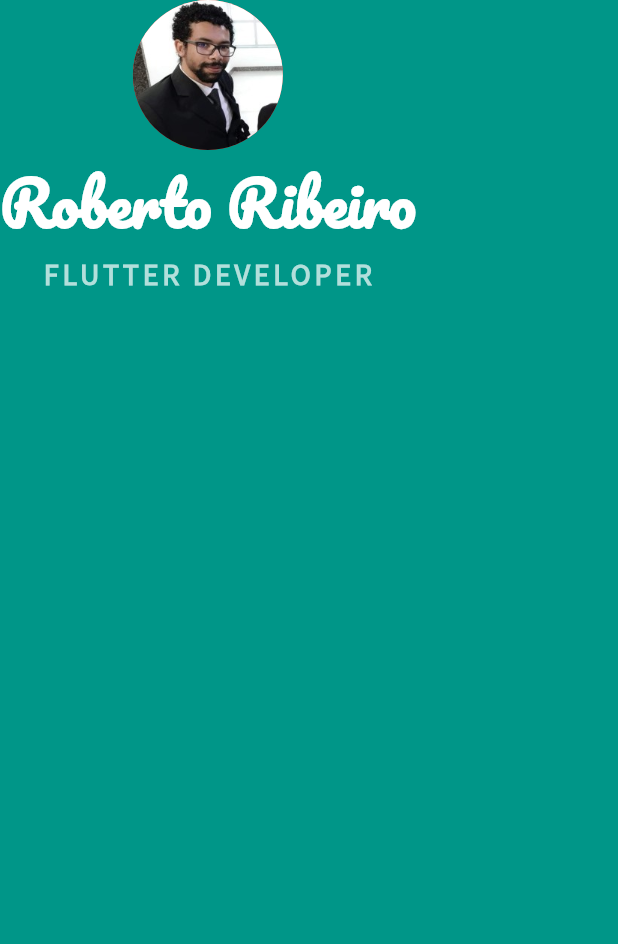
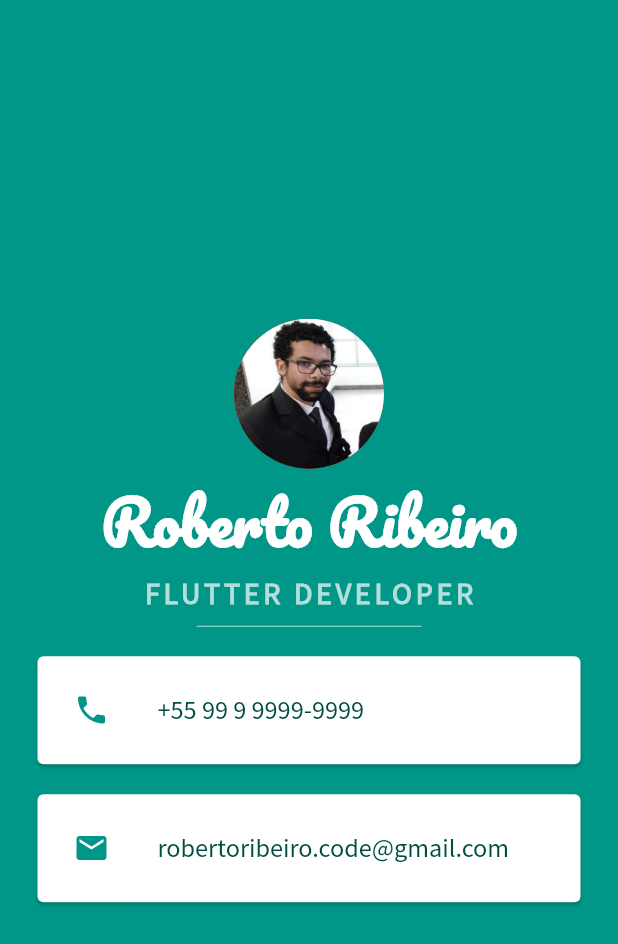
Before and after one commit to robertov8/mi_card_flutter, a Flutter app: the screen it shows after launch, on a phone screen of 412 x 824 dp. Shown: the top 944 px of the screen. Run offline on Flutter 3.47's test engine with Material 2 defaults, Android fonts, the phone set to English and light mode, and no system bars.

Commit message:
47. Flutter Card & ListTile Widgets

```diff
--- a/lib/main.dart
+++ b/lib/main.dart
@@ -1,4 +1,7 @@
+import 'dart:ui';
+
 import 'package:flutter/material.dart';
+import 'package:flutter/rendering.dart';
 
 void main() {
   runApp(MyApp());
@@ -12,6 +15,7 @@ class MyApp extends StatelessWidget {
         backgroundColor: Colors.teal,
         body: SafeArea(
           child: Column(
+            mainAxisAlignment: MainAxisAlignment.center,
             children: [
               CircleAvatar(
                 radius: 50.0,
@@ -37,10 +41,51 @@ class MyApp extends StatelessWidget {
                   fontWeight: FontWeight.bold,
                 ),
               ),
+              SizedBox(
+                height: 20.0,
+                width: 150.0,
+                child: Divider(
+                  color: Colors.teal.shade100,
+                ),
+              ),
+              this._getCard(
+                iconData: Icons.phone,
+                title: '+55 99 9 9999-9999',
+              ),
+              this._getCard(
+                iconData: Icons.email,
+                title: 'robertoribeiro.code@gmail.com',
+              )
             ],
           ),
         ),
       ),
     );
   }
+
+  Widget _getCard({IconData iconData, String title = ''}) {
+    return Card(
+      margin: EdgeInsets.symmetric(
+        vertical: 10.0,
+        horizontal: 25.0,
+      ),
+      child: Padding(
+        padding: const EdgeInsets.all(8.0),
+        child: ListTile(
+          leading: Icon(
+            iconData,
+            color: Colors.teal,
+          ),
+          title: Text(
+            title,
+            style: TextStyle(
+              color: Colors.teal.shade900,
+              fontFamily: 'Source Sans Pro',
+              fontSize: 17.5,
+            ),
+          ),
+        ),
+      ),
+    );
+  }
 }
```
